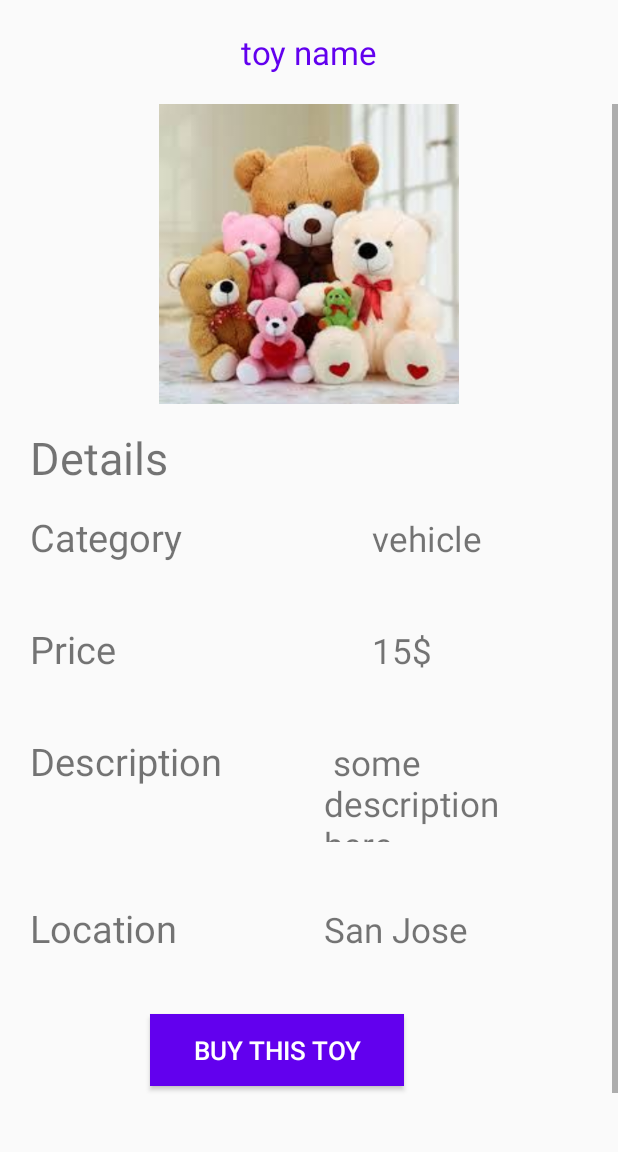
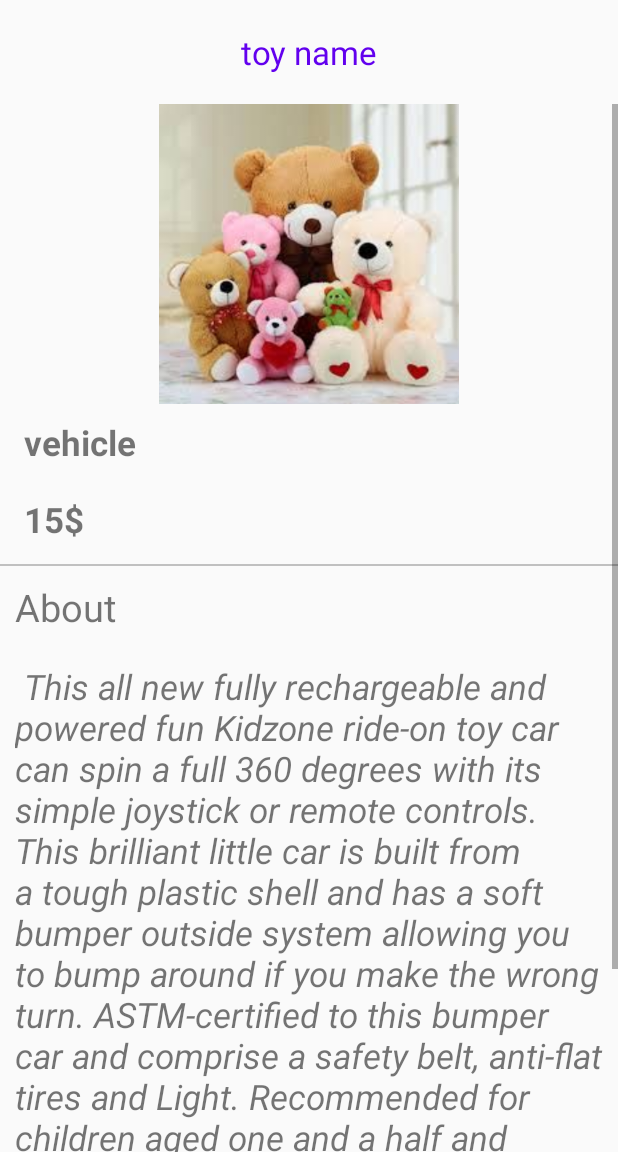
Before and after one commit to arselan95/Toy-Trader-Android-Application, an Android app: the ToyView screen opened directly, with no data from a screen before it, on a phone screen of 412 x 824 dp, the part 84-1236 px from its top. Run offline under Robolectric (Android 15) with nearby library versions, the phone set to English and light mode, and no system bars.

Commit message:
Add files via upload

```diff
--- a/ToyTrader/app/src/main/java/com/example/toytrader/CategoryView.java
+++ b/ToyTrader/app/src/main/java/com/example/toytrader/CategoryView.java
@@ -31,7 +31,7 @@ public class CategoryView extends AppCompatActivity implements NavigationView.On
     RecyclerView.Adapter adapter;
     private Button myaboutbutton;
 
-    String thiscategory="vehicle";
+    String thiscategory="";
     @Override
     protected void onCreate(Bundle savedInstanceState) {
         super.onCreate(savedInstanceState);
--- a/ToyTrader/app/src/main/java/com/example/toytrader/ToyView.java
+++ b/ToyTrader/app/src/main/java/com/example/toytrader/ToyView.java
@@ -5,6 +5,8 @@ import android.os.Bundle;
 import android.view.Menu;
 import android.view.MenuInflater;
 import android.view.MenuItem;
+import android.view.View;
+import android.widget.Button;
 import android.widget.TextView;
 
 import androidx.annotation.NonNull;
@@ -26,6 +28,7 @@ public class ToyView extends AppCompatActivity implements NavigationView.OnNavig
     TextView tisdescription;
     TextView tiscost;
     TextView tislocation;
+    private Button addcart;
 
 
     @Override
@@ -58,7 +61,12 @@ public class ToyView extends AppCompatActivity implements NavigationView.OnNavig
         String nam="toy name";
         String cat=" vehicle ";
         String cos=" 15$ ";
-        String desc=" some description here..... ";
+        String desc=" This all new fully rechargeable and powered fun Kidzone ride-on toy car " +
+                "can spin a full 360 degrees with its simple joystick or remote controls. This brilliant little car is built " +
+                "from a tough plastic shell and has a " +
+                "soft bumper outside system allowing you to bump around if you make the wrong turn. " +
+                "ASTM-certified to this bumper car and comprise a safety belt," +
+                " anti-flat tires and Light. Recommended for children aged one and a half and above.";
         String loca="San Jose ";
 
        tisname.setText(nam);
@@ -97,9 +105,32 @@ public class ToyView extends AppCompatActivity implements NavigationView.OnNavig
                 startActivity(intent);
                 break;
 
-
         }
         drawer.closeDrawer(GravityCompat.START);
         return true;
     }
+    public void addToCart(View v)
+    {
+        tisname= (TextView)findViewById(R.id.toyviewnametextview);
+        tiscategory= (TextView)findViewById(R.id.categorytextview);
+        tisdescription= (TextView)findViewById(R.id.descriptiontextview);
+        tiscost= (TextView)findViewById(R.id.costtextview);
+        tislocation= (TextView)findViewById(R.id.locationtextview);
+
+        /*
+       TODO:  ADD to SHARED PREFERENCES / OR SOME LIST
+
+       UPDATE THE CART
+
+       REFRESH THIS PAGE
+         */
+        addcart =(Button)v.findViewById(R.id.addtocartbutton);
+        addcart.setOnClickListener(new View.OnClickListener() {
+            @Override
+            public void onClick(View view) {
+                Intent intent = new Intent(".UserHomeActivity");
+                startActivity(intent);
+            }
+        });
+    }
 }
--- a/ToyTrader/app/src/main/res/layout/activity_toy_view.xml
+++ b/ToyTrader/app/src/main/res/layout/activity_toy_view.xml
@@ -5,7 +5,7 @@
     android:id="@+id/drawer_layout"
     android:layout_width="match_parent"
     android:layout_height="match_parent"
-    tools:context=".UploadToy"
+    tools:context=".ToyView"
     tools:fitsSystemWindows="true"
     tools:openDrawer="start">
 
@@ -58,67 +58,22 @@
                             android:src="@drawable/softoys" />
 
 
-                        <TextView
-                            android:layout_width="match_parent"
-                            android:layout_height="wrap_content"
-                            android:layout_marginStart="20dp"
-                            android:layout_marginTop="15dp"
-                            android:id="@+id/textView1"
-                            android:text="Details"
-                            android:textSize="30sp"
-                            tools:textStyle="bold"/>
-
                         <LinearLayout
                             android:layout_width="match_parent"
                             android:layout_height="wrap_content"
-                            android:orientation="horizontal">
-                            <TextView
-                                android:id="@+id/textView2"
-                                android:layout_width="122dp"
-                                android:layout_height="wrap_content"
-                                android:layout_marginStart="20dp"
-                                android:layout_marginTop="15dp"
-                                android:text="Category"
-                                android:textSize="25sp"
-                                tools:textStyle="bold"/>
+                            android:orientation="horizontal"
+                            android:gravity="left">
+
                             />
 
                             <TextView
                                 android:id="@+id/categorytextview"
                                 android:layout_width="122dp"
                                 android:layout_height="wrap_content"
-                                android:layout_marginStart="100dp"
                                 android:text="category"
-                                android:layout_marginTop="15dp"
-                                android:textSize="23sp" />
-
-
-                        </LinearLayout>
-
-                        <LinearLayout
-                            android:layout_width="match_parent"
-                            android:layout_height="wrap_content"
-                            android:orientation="horizontal">
-                            <TextView
-                                android:id="@+id/textView5"
-                                android:layout_width="122dp"
-                                android:layout_height="wrap_content"
-                                android:layout_marginStart="20dp"
-                                android:layout_marginTop="40dp"
-                                android:text="Price"
-                                android:textSize="25sp"
-                                tools:textStyle="bold"/>
-                            />
-
-                            <TextView
-                                android:id="@+id/costtextview"
-                                android:layout_width="122dp"
-                                android:layout_height="wrap_content"
-                                android:layout_marginStart="100dp"
-                                android:text="cost"
-                                android:layout_marginTop="40dp"
-                                android:textSize="23sp" />
-
+                                android:padding="10dp"
+                                android:textSize="23sp"
+                                android:textStyle="bold"/>
 
                         </LinearLayout>
 
@@ -127,78 +82,101 @@
                             android:layout_height="wrap_content"
                             android:orientation="horizontal">
 
+                            />
+
+                            <TextView
+                                android:id="@+id/costtextview"
+                                android:layout_width="122dp"
+                                android:layout_height="wrap_content"
+                                android:text="cost"
+                                android:padding="10dp"
+                                android:textSize="23sp"
+                                android:textStyle="bold"/>
+
+
+                        </LinearLayout>
+
+                        <View
+                            android:layout_width="match_parent"
+                            android:layout_height="1dp"
+                            android:background="#c0c0c0"
+                            android:layout_marginTop="4dp"/>
+
+                        <LinearLayout
+                            android:layout_width="match_parent"
+                            android:layout_height="wrap_content"
+                            android:orientation="vertical"
+                            android:gravity="left">
+
                             <TextView
                                 android:id="@+id/textView7"
                                 android:layout_width="146dp"
                                 android:layout_height="wrap_content"
-                                android:layout_marginStart="20dp"
-                                android:layout_marginTop="40dp"
-                                android:text="Description"
+                                android:text="About"
                                 android:textSize="25sp"
-                                tools:textStyle="bold" />
+                                tools:textStyle="bold"
+                                android:padding="10dp"/>
                             />
+
+                            <ScrollView
+                                android:layout_width="match_parent"
+                                android:layout_height="wrap_content">
 
                             <TextView
                                 android:id="@+id/descriptiontextview"
-                                android:layout_width="168dp"
-                                android:layout_height="71dp"
-                                android:layout_marginStart="50dp"
-                                android:layout_marginTop="40dp"
+                                android:layout_width="match_parent"
+                                android:layout_height="wrap_content"
                                 android:text="description"
-                                android:textSize="23sp" />
+                                app:autoSizeTextType="uniform"
+                                android:textSize="23sp"
+                                android:textStyle="italic"
+                                android:padding="10dp"/>
+                            </ScrollView>
 
 
                         </LinearLayout>
 
+                        <View
+                            android:layout_width="match_parent"
+                            android:layout_height="1dp"
+                            android:background="#c0c0c0"
+                            android:layout_marginTop="4dp"/>
+
                         <LinearLayout
                             android:layout_width="match_parent"
                             android:layout_height="wrap_content"
-                            android:orientation="horizontal">
+                            android:orientation="horizontal"
+                            android:gravity="left">
 
-                            <TextView
-                                android:id="@+id/textView9"
-                                android:layout_width="146dp"
-                                android:layout_height="wrap_content"
-                                android:layout_marginStart="20dp"
-                                android:layout_marginTop="40dp"
-                                android:text="Location"
-                                android:textSize="25sp"
-                                tools:textStyle="bold" />
                             />
 
                             <TextView
                                 android:id="@+id/locationtextview"
                                 android:layout_width="163dp"
                                 android:layout_height="wrap_content"
-                                android:layout_marginStart="50dp"
-                                android:layout_marginTop="40dp"
                                 android:text="location"
-                                android:textSize="23sp" />
-
-
+                                android:textSize="23sp"
+                                android:padding="10dp"
+                                />
 
                         </LinearLayout>
 
+                        <LinearLayout
+                            android:layout_width="fill_parent"
+                            android:layout_height="fill_parent"
+                            android:orientation="vertical"
+                            android:gravity="center_horizontal">
                         <Button
-                            android:id="@+id/button2"
+                            android:id="@+id/addtocartbutton"
                             android:layout_width="169dp"
                             android:layout_height="wrap_content"
-                            android:layout_marginStart="100dp"
-                            android:layout_marginTop="40dp"
-                            android:layout_marginEnd="201dp"
-
-                            android:layout_marginRight="201dp"
-                            android:layout_marginBottom="86dp"
                             android:background="@color/colorPrimary"
-                            android:gravity="center"
-                            android:text="Buy this Toy"
+                            android:text="ADD TO CART"
                             android:textColor="@android:color/white"
                             android:textSize="17sp"
-
+                            android:onClick="addToCart"
                             />
-
-
-
+                        </LinearLayout>
 
                     </LinearLayout>
 
@@ -210,6 +188,8 @@
 
 
         </FrameLayout>
+
+
 
 
     </LinearLayout>
@@ -226,4 +206,5 @@
 
 
 
+
 </androidx.drawerlayout.widget.DrawerLayout>
--- a/ToyTrader/app/src/main/res/layout/fragment_toy_categories.xml
+++ b/ToyTrader/app/src/main/res/layout/fragment_toy_categories.xml
@@ -119,6 +119,7 @@
                                 android:textStyle="bold"
                                 android:background="@color/cardview_light_background"
                                 android:onClick="openDollsCategory"
+
                                 />
                         </LinearLayout>
                     </androidx.cardview.widget.CardView>
@@ -162,6 +163,7 @@
                                 android:textStyle="bold"
                                 android:background="@color/cardview_light_background"
                                 android:onClick="openVehicleCategory"
+
                                 />
                         </LinearLayout>
                     </androidx.cardview.widget.CardView>
@@ -197,6 +199,7 @@
                                 android:textStyle="bold"
                                 android:background="@color/cardview_light_background"
                                 android:onClick="openElectronicsCategory"
+
                                 />
                         </LinearLayout>
                     </androidx.cardview.widget.CardView>
@@ -240,7 +243,8 @@
                                 android:textStyle="bold"
                                 android:background="@color/cardview_light_background"
                                 android:onClick="openPartyCategory"
-                                 />
+
+                                />
                         </LinearLayout>
                     </androidx.cardview.widget.CardView>
                 </LinearLayout>
```
Also changed, not shown: ToyTrader/app/src/main/AndroidManifest.xml (+9 -5 lines).
